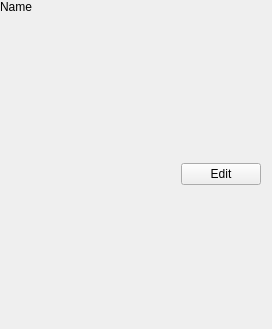
ktechlab/ktechlab, file src/gui/contexthelpwidget.ui: the form before one commit.
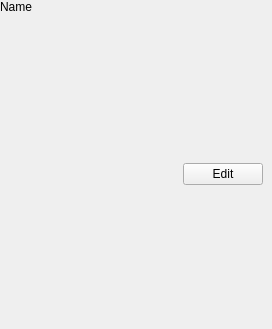
The form after the commit. Custom widgets are drawn as their Qt base class.

Commit message: UI files: remove <layoutdefault>, let styles rules this

The edit to the form file:
```diff
--- a/src/gui/contexthelpwidget.ui
+++ b/src/gui/contexthelpwidget.ui
@@ -194,7 +194,6 @@
    </item>
   </layout>
  </widget>
- <layoutdefault spacing="6" margin="11"/>
  <customwidgets>
   <customwidget>
    <class>KComboBox</class>
```
The commit also changes 18 other files.
